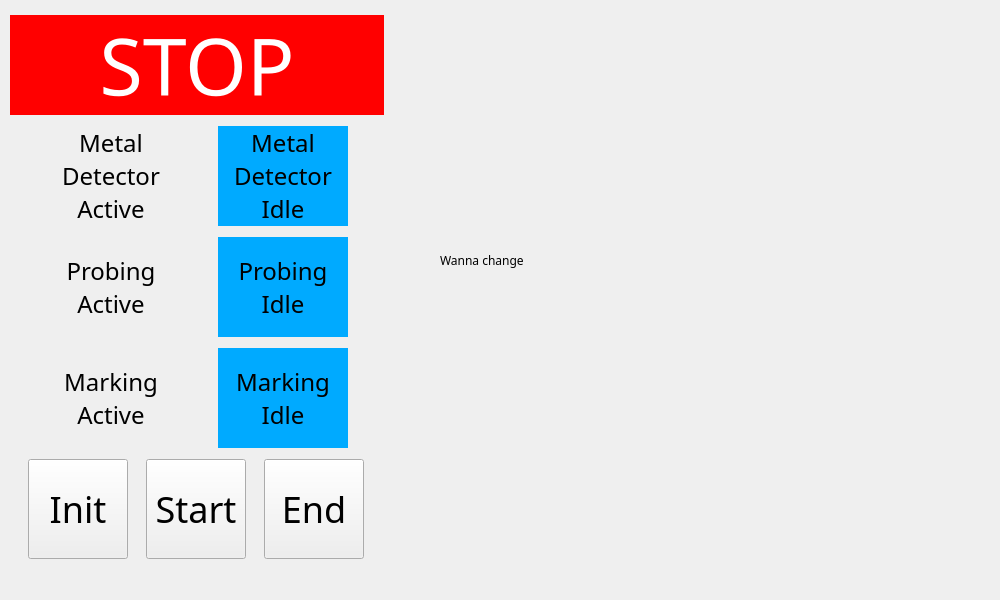
clearfield-robotics-ros/gui, file resource/minebot_gui.ui: the form before one commit.
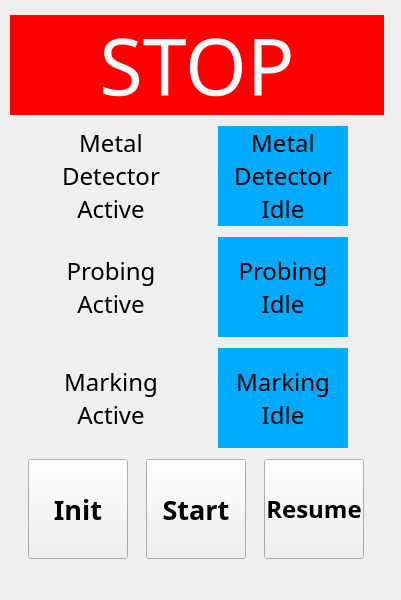
The form after the commit.

Commit message: changed end button to resume to incorporate manual marking

Diff of the .ui file:
```diff
--- a/resource/minebot_gui.ui
+++ b/resource/minebot_gui.ui
@@ -9,7 +9,7 @@
    <rect>
     <x>0</x>
     <y>0</y>
-    <width>1000</width>
+    <width>401</width>
     <height>600</height>
    </rect>
   </property>
@@ -55,19 +55,6 @@
     padding: 0 3px 0 3px;
 }</string>
   </property>
-  <widget class="QLabel" name="report">
-   <property name="geometry">
-    <rect>
-     <x>440</x>
-     <y>160</y>
-     <width>451</width>
-     <height>201</height>
-    </rect>
-   </property>
-   <property name="text">
-    <string>Wanna change</string>
-   </property>
-  </widget>
   <widget class="QWidget" name="verticalLayoutWidget">
    <property name="geometry">
     <rect>
@@ -505,7 +492,9 @@
         <property name="font">
          <font>
           <family>Ubuntu Mono</family>
-          <pointsize>27</pointsize>
+          <pointsize>20</pointsize>
+          <weight>75</weight>
+          <bold>true</bold>
          </font>
         </property>
         <property name="text">
@@ -545,7 +534,9 @@
         <property name="font">
          <font>
           <family>Ubuntu Mono</family>
-          <pointsize>27</pointsize>
+          <pointsize>20</pointsize>
+          <weight>75</weight>
+          <bold>true</bold>
          </font>
         </property>
         <property name="text">
@@ -576,11 +567,13 @@
         <property name="font">
          <font>
           <family>Ubuntu Mono</family>
-          <pointsize>27</pointsize>
+          <pointsize>18</pointsize>
+          <weight>75</weight>
+          <bold>true</bold>
          </font>
         </property>
         <property name="text">
-         <string>End</string>
+         <string>Resume</string>
         </property>
        </widget>
       </item>
```
Left out of the diff: 2 changed lines with no effect on the pictures. The commit also changes 2 other files.
